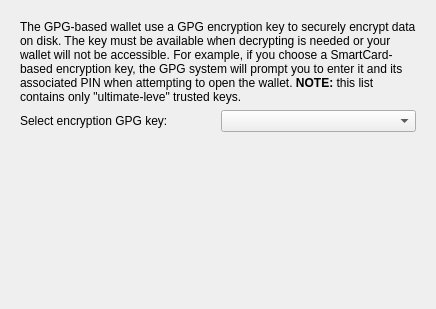
Qt form src/runtime/kwalletd/kwalletwizardpagegpgkey.ui (KDE/kwallet) before a commit.
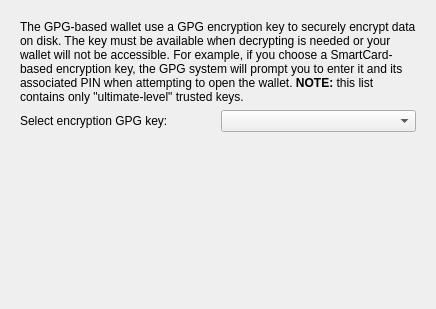
The same form after that commit.

Patch:
```diff
--- a/src/runtime/kwalletd/kwalletwizardpagegpgkey.ui
+++ b/src/runtime/kwalletd/kwalletwizardpagegpgkey.ui
@@ -21,7 +21,7 @@
        <item>
         <widget class="QLabel" name="label_3">
          <property name="text">
-          <string>&lt;html&gt;&lt;head/&gt;&lt;body&gt;&lt;p&gt;The GPG-based wallet use a GPG encryption key to securely encrypt data on disk. The key must be available when decrypting is needed or your wallet will not be accessible. For example, if you choose a SmartCard-based encryption key, the GPG system will prompt you to enter it and its associated PIN when attempting to open the wallet. &lt;span style=&quot; font-weight:600;&quot;&gt;NOTE:&lt;/span&gt; this list contains only &amp;quot;ultimate-leve&amp;quot; trusted keys.&lt;/p&gt;&lt;/body&gt;&lt;/html&gt;</string>
+          <string>&lt;html&gt;&lt;head/&gt;&lt;body&gt;&lt;p&gt;The GPG-based wallet use a GPG encryption key to securely encrypt data on disk. The key must be available when decrypting is needed or your wallet will not be accessible. For example, if you choose a SmartCard-based encryption key, the GPG system will prompt you to enter it and its associated PIN when attempting to open the wallet. &lt;span style=&quot; font-weight:600;&quot;&gt;NOTE:&lt;/span&gt; this list contains only &amp;quot;ultimate-level&amp;quot; trusted keys.&lt;/p&gt;&lt;/body&gt;&lt;/html&gt;</string>
          </property>
          <property name="textFormat">
           <enum>Qt::AutoText</enum>
```
